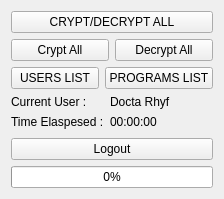
This is formmain.ui in doctarhyf/krypto as Qt 5 draws it before an edit. The edited form follows.
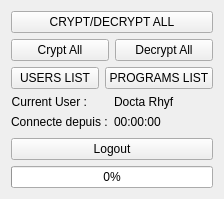
This is the edited form.

Commit message: fixed connection session time lapse

```diff
--- a/formmain.ui
+++ b/formmain.ui
@@ -62,7 +62,7 @@
      <item row="0" column="0">
       <widget class="QLabel" name="label">
        <property name="text">
-        <string>Current User :</string>
+        <string>&lt;html&gt;&lt;head/&gt;&lt;body&gt;&lt;p align=&quot;right&quot;&gt;Current User :&lt;/p&gt;&lt;/body&gt;&lt;/html&gt;</string>
        </property>
       </widget>
      </item>
@@ -76,7 +76,7 @@
      <item row="1" column="0">
       <widget class="QLabel" name="label_2">
        <property name="text">
-        <string>Time Elaspesed :</string>
+        <string>Connecte depuis :</string>
        </property>
       </widget>
      </item>
```
The commit also changes 5 other files.
